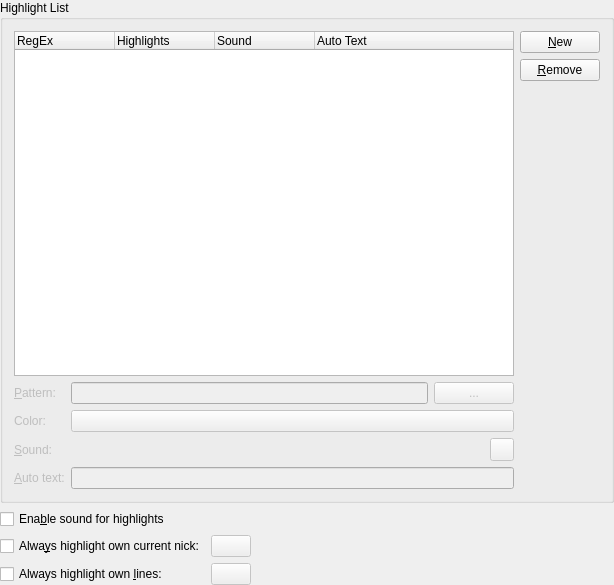
The window that src/config/highlight_configui.ui (KDE/konversation) describes before a commit, drawn with Qt 5.
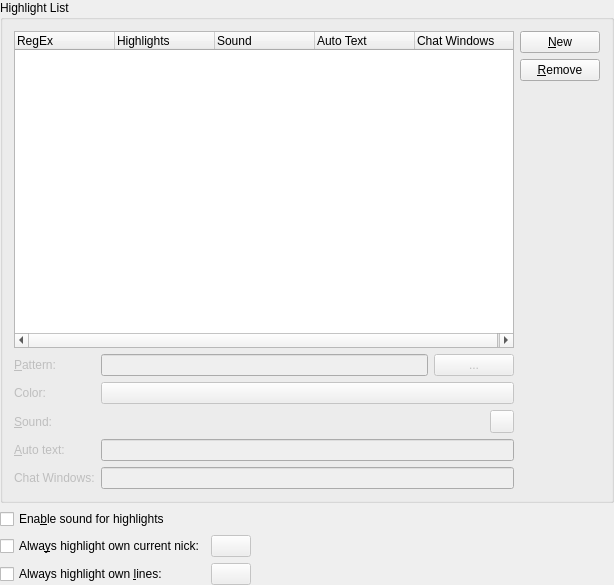
The same window after the commit. Custom widgets are drawn as their Qt base class.

Commit message:
Implement support for channel specific highlights
BUG:252190

```diff
--- a/src/config/highlight_configui.ui
+++ b/src/config/highlight_configui.ui
@@ -146,6 +146,11 @@
           <string>Auto Text</string>
          </property>
         </column>
+        <column>
+         <property name="text">
+          <string>Chat Windows</string>
+         </property>
+        </column>
        </widget>
       </item>
       <item row="0" column="1">
@@ -352,6 +357,42 @@
           </property>
          </widget>
         </item>
+        <item row="4" column="0">
+         <widget class="QLabel" name="chatWindowsLabel">
+          <property name="enabled">
+           <bool>false</bool>
+          </property>
+          <property name="text">
+           <string>Chat Windows:</string>
+          </property>
+          <property name="wordWrap">
+           <bool>false</bool>
+          </property>
+          <property name="buddy">
+           <cstring>chatWindowsInput</cstring>
+          </property>
+         </widget>
+        </item>
+        <item row="4" column="1">
+         <layout class="QHBoxLayout" name="chatWindowsLayout">
+          <item>
+           <widget class="KLineEdit" name="chatWindowsInput">
+            <property name="enabled">
+             <bool>false</bool>
+            </property>
+            <property name="sizePolicy">
+             <sizepolicy hsizetype="Expanding" vsizetype="Fixed">
+              <horstretch>1</horstretch>
+              <verstretch>0</verstretch>
+             </sizepolicy>
+            </property>
+            <property name="whatsThis">
+             <string>This highlight will only be searched for in chat windows listed here by name, or in all chat windows if the field is left emtpy. Multiple names have to be separated by commas.</string>
+            </property>
+           </widget>
+          </item>
+         </layout>
+        </item>
        </layout>
       </item>
      </layout>
```
Left out of the diff: 1 changed line with no effect on the pictures. The commit also changes 10 other files.
